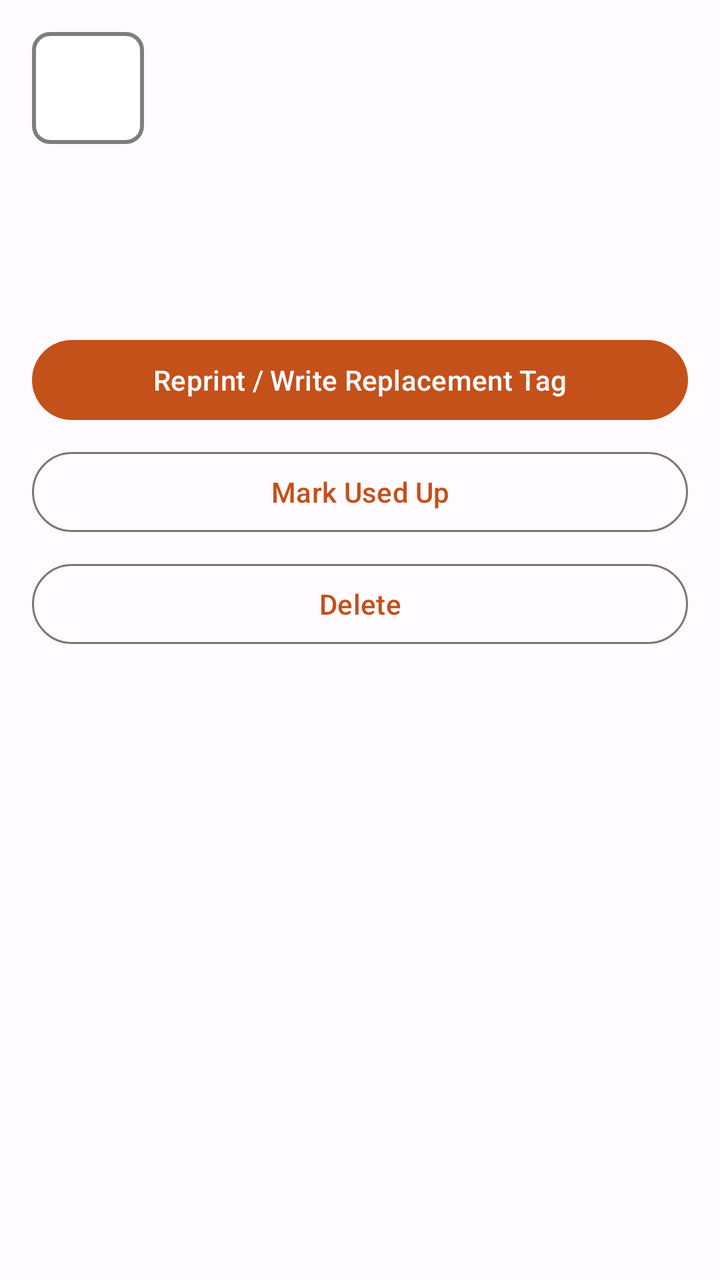
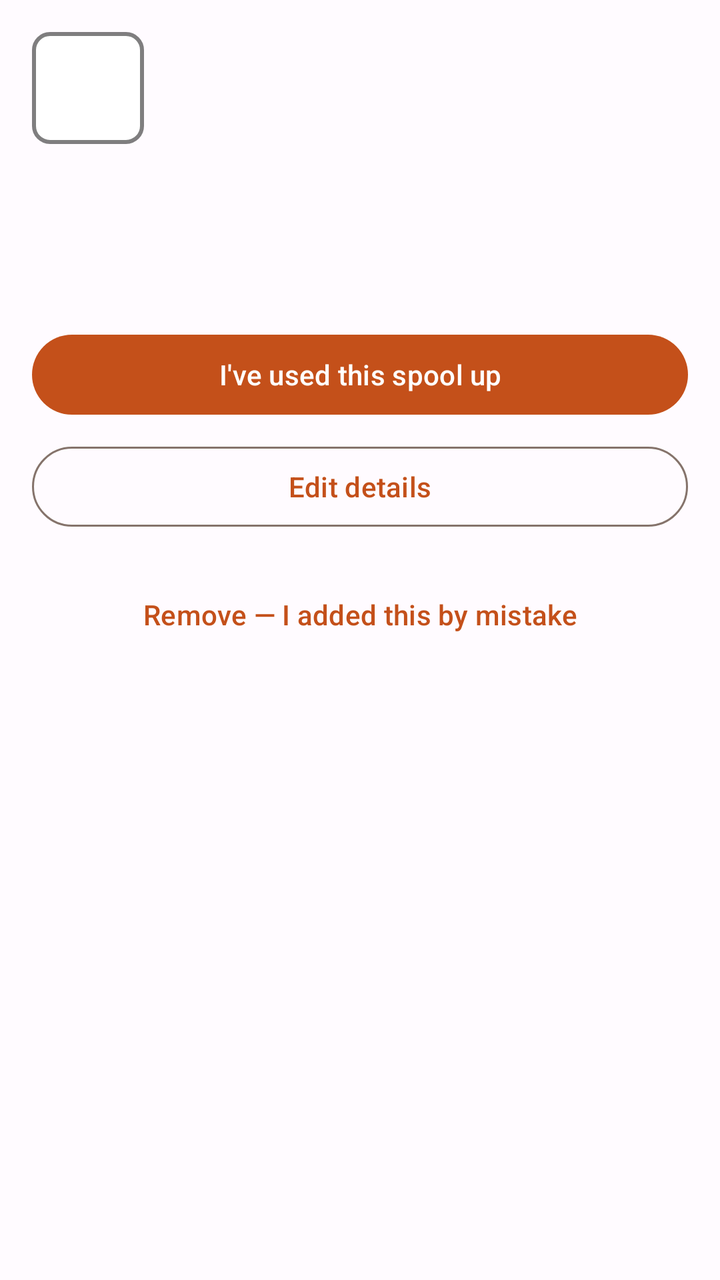

An Android layout rendered at two revisions. The XML below is the earlier revision; the diff shows what the commit changed to produce the second picture.
<!-- AndroidManifest.xml: application theme Theme.AceTag -->
<!-- res/layout/activity_spool_detail.xml -->
<?xml version="1.0" encoding="utf-8"?>
<ScrollView xmlns:android="http://schemas.android.com/apk/res/android"
    android:layout_width="match_parent"
    android:layout_height="match_parent"
    android:fitsSystemWindows="true">

    <LinearLayout
        android:layout_width="match_parent"
        android:layout_height="wrap_content"
        android:orientation="vertical"
        android:padding="16dp">

        <LinearLayout
            android:layout_width="match_parent"
            android:layout_height="wrap_content"
            android:gravity="center_vertical"
            android:orientation="horizontal">

            <View
                android:id="@+id/detailSwatch"
                android:layout_width="56dp"
                android:layout_height="56dp"
                android:layout_marginEnd="16dp"
                android:background="@drawable/bg_swatch" />

            <LinearLayout
                android:layout_width="0dp"
                android:layout_height="wrap_content"
                android:layout_weight="1"
                android:orientation="vertical">

                <TextView
                    android:id="@+id/detailTitle"
                    android:layout_width="match_parent"
                    android:layout_height="wrap_content"
                    android:textSize="20sp"
                    android:textStyle="bold" />

                <TextView
                    android:id="@+id/detailStatus"
                    android:layout_width="match_parent"
                    android:layout_height="wrap_content"
                    android:textStyle="italic" />
            </LinearLayout>
        </LinearLayout>

        <TextView
            android:id="@+id/detailSpecs"
            android:layout_width="match_parent"
            android:layout_height="wrap_content"
            android:layout_marginTop="16dp"
            android:lineSpacingExtra="4dp" />

        <TextView
            android:id="@+id/detailTags"
            android:layout_width="match_parent"
            android:layout_height="wrap_content"
            android:layout_marginTop="16dp"
            android:lineSpacingExtra="4dp" />

        <Button
            android:id="@+id/reprintButton"
            android:layout_width="match_parent"
            android:layout_height="wrap_content"
            android:layout_marginTop="24dp"
            android:text="Reprint / Write Replacement Tag" />

        <Button
            android:id="@+id/usedUpButton"
            style="?attr/materialButtonOutlinedStyle"
            android:layout_width="match_parent"
            android:layout_height="wrap_content"
            android:layout_marginTop="8dp"
            android:text="Mark Used Up" />

        <Button
            android:id="@+id/deleteButton"
            style="?attr/materialButtonOutlinedStyle"
            android:layout_width="match_parent"
            android:layout_height="wrap_content"
            android:layout_marginTop="8dp"
            android:text="Delete" />

    </LinearLayout>
</ScrollView>
<!-- resources referenced by this layout -->
<resources>
  <!-- drawable bg_swatch (drawable) -->
  <?xml version="1.0" encoding="utf-8"?>
  <shape xmlns:android="http://schemas.android.com/apk/res/android" android:shape="rectangle">
      <solid android:color="#FFFFFF" />
      <stroke android:width="2dp" android:color="#80000000" />
      <corners android:radius="8dp" />
  </shape>
  <style name="Theme.AceTag" parent="Theme.Material3.DayNight.NoActionBar">
          <item name="colorPrimary">@color/md_primary</item>
          <item name="colorOnPrimary">@color/md_on_primary</item>
          <item name="colorPrimaryContainer">@color/md_primary_container</item>
          <item name="colorOnPrimaryContainer">@color/md_on_primary_container</item>
  
          <item name="colorSecondary">@color/md_secondary</item>
          <item name="colorOnSecondary">@color/md_on_secondary</item>
          <item name="colorSecondaryContainer">@color/md_secondary_container</item>
          <item name="colorOnSecondaryContainer">@color/md_on_secondary_container</item>
  
          <item name="android:colorBackground">@color/md_background</item>
          <item name="colorOnBackground">@color/md_on_background</item>
          <item name="colorSurface">@color/md_surface</item>
          <item name="colorOnSurface">@color/md_on_surface</item>
          <item name="colorSurfaceVariant">@color/md_surface_variant</item>
          <item name="colorOnSurfaceVariant">@color/md_on_surface_variant</item>
          <item name="colorOutline">@color/md_outline</item>
  
          <item name="android:statusBarColor">@android:color/transparent</item>
          <item name="android:windowLightStatusBar" tools:targetApi="m">true</item>
      </style>
  <color name="md_primary">#C4501A</color>
  <color name="md_on_primary">#FFFFFF</color>
  <color name="md_primary_container">#FFDBCB</color>
  <color name="md_on_primary_container">#3A1300</color>
  <color name="md_secondary">#3F6375</color>
  <color name="md_on_secondary">#FFFFFF</color>
  <color name="md_secondary_container">#C3E8FD</color>
  <color name="md_on_secondary_container">#001F2A</color>
  <color name="md_background">#FFFBFF</color>
  <color name="md_on_background">#201A17</color>
  <color name="md_surface">#FFFBFF</color>
  <color name="md_on_surface">#201A17</color>
  <color name="md_surface_variant">#F5DED4</color>
  <color name="md_on_surface_variant">#53433C</color>
  <color name="md_outline">#85736B</color>
</resources>

<!-- the commit's change to res/layout/activity_spool_detail.xml (unified diff, before → after) -->
@@ -44,42 +44,66 @@
             </LinearLayout>
         </LinearLayout>
 
+        <com.google.android.material.card.MaterialCardView
+            android:id="@+id/staleCard"
+            android:layout_width="match_parent"
+            android:layout_height="wrap_content"
+            android:layout_marginTop="16dp"
+            android:visibility="gone">
+
+            <TextView
+                android:layout_width="match_parent"
+                android:layout_height="wrap_content"
+                android:padding="14dp"
+                android:text="The tags on this spool were written before you changed these details, so they no longer match. Rewrite them when you have the spool to hand." />
+        </com.google.android.material.card.MaterialCardView>
+
         <TextView
             android:id="@+id/detailSpecs"
             android:layout_width="match_parent"
             android:layout_height="wrap_content"
             android:layout_marginTop="16dp"
-            android:lineSpacingExtra="4dp" />
+            android:lineSpacingExtra="5dp" />
 
         <TextView
             android:id="@+id/detailTags"
             android:layout_width="match_parent"
             android:layout_height="wrap_content"
             android:layout_marginTop="16dp"
-            android:lineSpacingExtra="4dp" />
+            android:lineSpacingExtra="4dp"
+            android:textSize="12sp" />
 
         <Button
-            android:id="@+id/reprintButton"
+            android:id="@+id/emptyButton"
             android:layout_width="match_parent"
             android:layout_height="wrap_content"
             android:layout_marginTop="24dp"
-            android:text="Reprint / Write Replacement Tag" />
+            android:text="I've used this spool up" />
 
         <Button
-            android:id="@+id/usedUpButton"
+            android:id="@+id/editButton"
             style="?attr/materialButtonOutlinedStyle"
             android:layout_width="match_parent"
             android:layout_height="wrap_content"
             android:layout_marginTop="8dp"
-            android:text="Mark Used Up" />
+            android:text="Edit details" />
 
         <Button
-            android:id="@+id/deleteButton"
+            android:id="@+id/rewriteButton"
             style="?attr/materialButtonOutlinedStyle"
             android:layout_width="match_parent"
             android:layout_height="wrap_content"
             android:layout_marginTop="8dp"
-            android:text="Delete" />
+            android:text="Rewrite both tags"
+            android:visibility="gone" />
+
+        <Button
+            android:id="@+id/deleteButton"
+            style="?attr/borderlessButtonStyle"
+            android:layout_width="match_parent"
+            android:layout_height="wrap_content"
+            android:layout_marginTop="16dp"
+            android:text="Remove — I added this by mistake" />
 
     </LinearLayout>
 </ScrollView>
